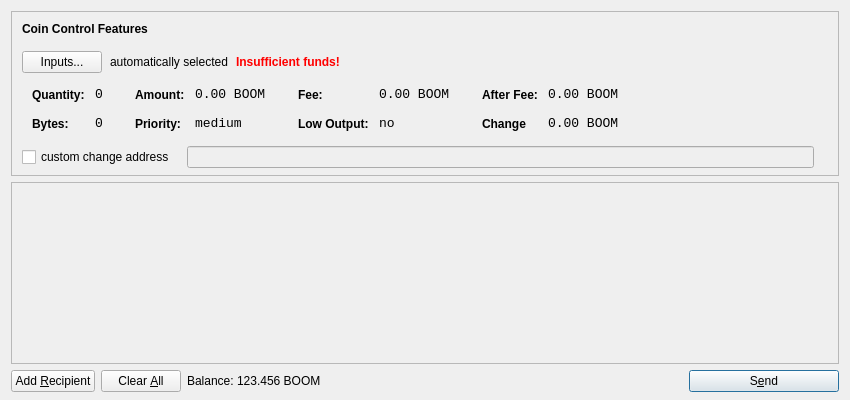
Qt form src/qt/forms/sendcoinsdialog.ui (Neverhoodcoin/Neverhoodcoin-test) before a commit.
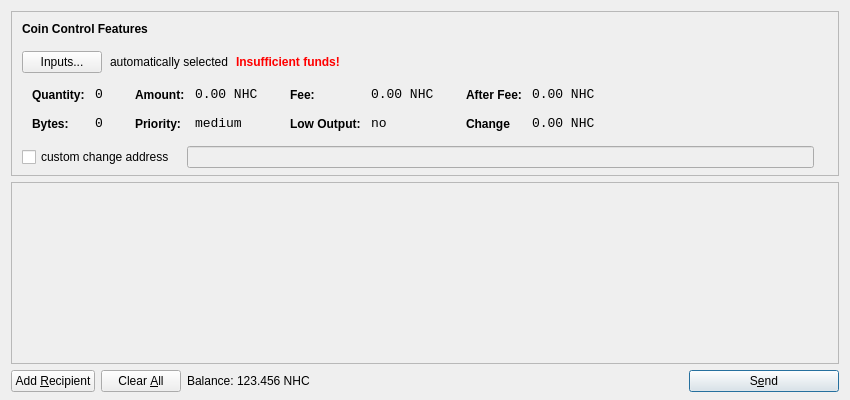
The same form after that commit. Icons and pictures are not drawn.

Patch:
```diff
--- a/src/qt/forms/sendcoinsdialog.ui
+++ b/src/qt/forms/sendcoinsdialog.ui
@@ -321,7 +321,7 @@
                   <enum>Qt::ActionsContextMenu</enum>
                  </property>
                  <property name="text">
-                  <string>0.00 BOOM</string>
+                  <string>0.00 NHC</string>
                  </property>
                  <property name="textInteractionFlags">
                   <set>Qt::LinksAccessibleByMouse|Qt::TextSelectableByKeyboard|Qt::TextSelectableByMouse</set>
@@ -407,7 +407,7 @@
                   <enum>Qt::ActionsContextMenu</enum>
                  </property>
                  <property name="text">
-                  <string>0.00 BOOM</string>
+                  <string>0.00 NHC</string>
                  </property>
                  <property name="textInteractionFlags">
                   <set>Qt::LinksAccessibleByMouse|Qt::TextSelectableByKeyboard|Qt::TextSelectableByMouse</set>
@@ -493,7 +493,7 @@
                   <enum>Qt::ActionsContextMenu</enum>
                  </property>
                  <property name="text">
-                  <string>0.00 BOOM</string>
+                  <string>0.00 NHC</string>
                  </property>
                  <property name="textInteractionFlags">
                   <set>Qt::LinksAccessibleByMouse|Qt::TextSelectableByKeyboard|Qt::TextSelectableByMouse</set>
@@ -525,7 +525,7 @@
                   <enum>Qt::ActionsContextMenu</enum>
                  </property>
                  <property name="text">
-                  <string>0.00 BOOM</string>
+                  <string>0.00 NHC</string>
                  </property>
                  <property name="textInteractionFlags">
                   <set>Qt::LinksAccessibleByMouse|Qt::TextSelectableByKeyboard|Qt::TextSelectableByMouse</set>
@@ -732,7 +732,7 @@
           <cursorShape>IBeamCursor</cursorShape>
          </property>
          <property name="text">
-          <string>123.456 BOOM</string>
+          <string>123.456 NHC</string>
          </property>
          <property name="textInteractionFlags">
           <set>Qt::LinksAccessibleByMouse|Qt::TextSelectableByKeyboard|Qt::TextSelectableByMouse</set>
```
